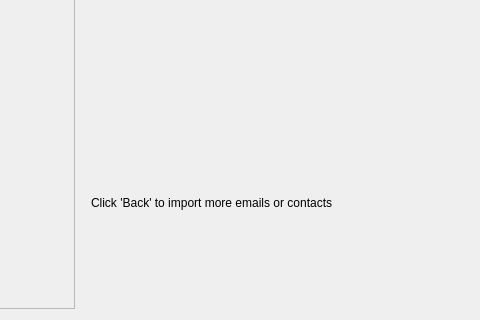
Before: the Qt Designer form importwizard/ui/manual/manualimportmailpage.ui in KDE/kdepim, drawn with Qt 5; both pictures show x 106 to 586 and y 132 to 452 of the 586 by 452 pixel window.
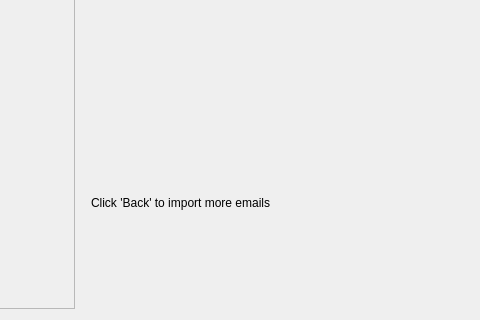
After: the same form once the commit is applied. Custom widgets are drawn as their Qt base class.

Commit message:
Fix Bug 357235 - Incorrect message in PIM Import Tool
FIXED-IN: 5.2

```diff
--- a/importwizard/ui/manual/manualimportmailpage.ui
+++ b/importwizard/ui/manual/manualimportmailpage.ui
@@ -72,7 +72,7 @@
      <item>
       <widget class="QLabel" name="textLabel1_2">
        <property name="text">
-        <string>Click 'Back' to import more emails or contacts</string>
+        <string>Click 'Back' to import more emails</string>
        </property>
        <property name="wordWrap">
         <bool>false</bool>
```
Left out of the diff: 13 changed lines with no effect on the pictures.
